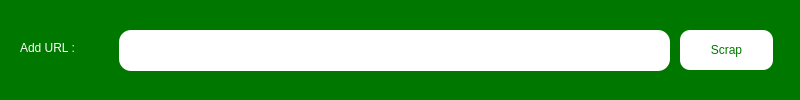
Qt form UI/ScrapURL.ui (Bilal-Basharat/Real-Estate-Management-Python-PyQt-) before a commit.
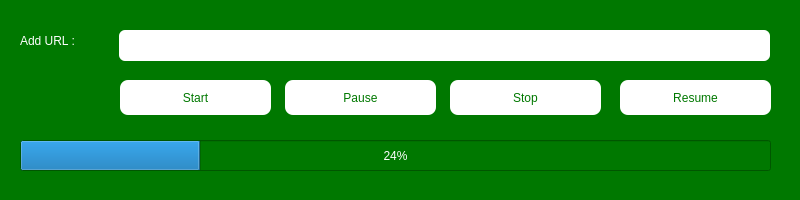
The same form after that commit.

The edit to the form file:
```diff
--- a/UI/ScrapURL.ui
+++ b/UI/ScrapURL.ui
@@ -7,7 +7,7 @@
     <x>0</x>
     <y>0</y>
     <width>800</width>
-    <height>100</height>
+    <height>200</height>
    </rect>
   </property>
   <property name="windowTitle">
@@ -19,7 +19,7 @@
      <x>0</x>
      <y>0</y>
      <width>800</width>
-     <height>100</height>
+     <height>200</height>
     </rect>
    </property>
    <property name="styleSheet">
@@ -30,20 +30,20 @@
      <rect>
       <x>119</x>
       <y>30</y>
-      <width>551</width>
-      <height>41</height>
+      <width>651</width>
+      <height>31</height>
      </rect>
     </property>
     <property name="styleSheet">
      <string notr="true">background-color: rgb(255, 255, 255);
-border-radius: 12px;</string>
+border-radius: 6px;</string>
     </property>
    </widget>
    <widget class="QLabel" name="label">
     <property name="geometry">
      <rect>
       <x>20</x>
-      <y>27</y>
+      <y>20</y>
       <width>91</width>
       <height>41</height>
      </rect>
@@ -59,19 +59,94 @@
    <widget class="QPushButton" name="BtnScrap">
     <property name="geometry">
      <rect>
-      <x>680</x>
-      <y>30</y>
-      <width>93</width>
-      <height>40</height>
+      <x>120</x>
+      <y>80</y>
+      <width>151</width>
+      <height>35</height>
      </rect>
     </property>
     <property name="styleSheet">
      <string notr="true">background-color: rgb(255, 255, 255);
-border-radius: 10px;
-color:rgb(0,120,0);</string>
+border-radius: 8px;
+color:rgb(0,120,0);
+font: 12pt &quot;Roboto&quot;;</string>
     </property>
     <property name="text">
-     <string>Scrap</string>
+     <string>Start</string>
+    </property>
+   </widget>
+   <widget class="QPushButton" name="BtnPause">
+    <property name="geometry">
+     <rect>
+      <x>285</x>
+      <y>80</y>
+      <width>151</width>
+      <height>35</height>
+     </rect>
+    </property>
+    <property name="styleSheet">
+     <string notr="true">background-color: rgb(255, 255, 255);
+border-radius: 8px;
+color:rgb(0,120,0);
+font: 12pt &quot;Roboto&quot;;</string>
+    </property>
+    <property name="text">
+     <string>Pause</string>
+    </property>
+   </widget>
+   <widget class="QPushButton" name="BtnStop">
+    <property name="geometry">
+     <rect>
+      <x>450</x>
+      <y>80</y>
+      <width>151</width>
+      <height>35</height>
+     </rect>
+    </property>
+    <property name="styleSheet">
+     <string notr="true">background-color: rgb(255, 255, 255);
+border-radius: 8px;
+color:rgb(0,120,0);
+font: 12pt &quot;Roboto&quot;;</string>
+    </property>
+    <property name="text">
+     <string>Stop</string>
+    </property>
+   </widget>
+   <widget class="QPushButton" name="BtnResume">
+    <property name="geometry">
+     <rect>
+      <x>620</x>
+      <y>80</y>
+      <width>151</width>
+      <height>35</height>
+     </rect>
+    </property>
+    <property name="styleSheet">
+     <string notr="true">background-color: rgb(255, 255, 255);
+border-radius: 8px;
+color:rgb(0,120,0);
+font: 12pt &quot;Roboto&quot;;</string>
+    </property>
+    <property name="text">
+     <string>Resume</string>
+    </property>
+   </widget>
+   <widget class="QProgressBar" name="ScrapProgressBar">
+    <property name="geometry">
+     <rect>
+      <x>20</x>
+      <y>140</y>
+      <width>751</width>
+      <height>31</height>
+     </rect>
+    </property>
+    <property name="styleSheet">
+     <string notr="true">font: 10pt &quot;Roboto&quot;;
+color:white;</string>
+    </property>
+    <property name="value">
+     <number>24</number>
     </property>
    </widget>
   </widget>
```
